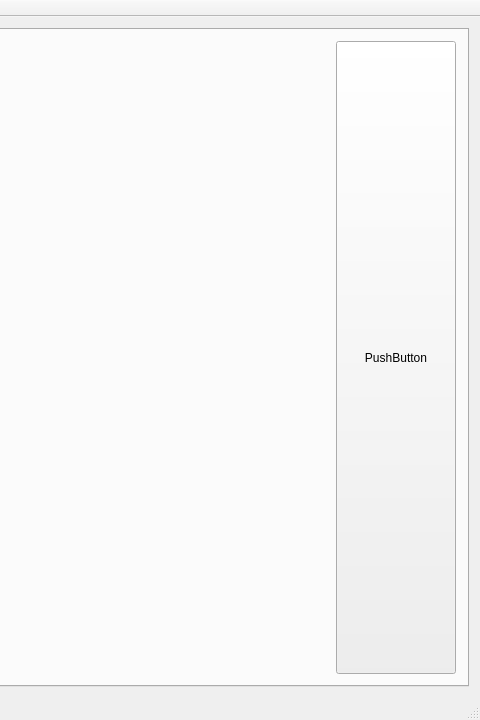
Above: src/ATICCO/ATTICOEXE/uiFiles/mainwindow.ui from KonradMaroszek/An-application-that-identifies-computer-components---ATICCO before the change; both pictures show x 800 to 1280 and y 0 to 720 of the 1280 by 720 pixel window. Below: the same form after it.
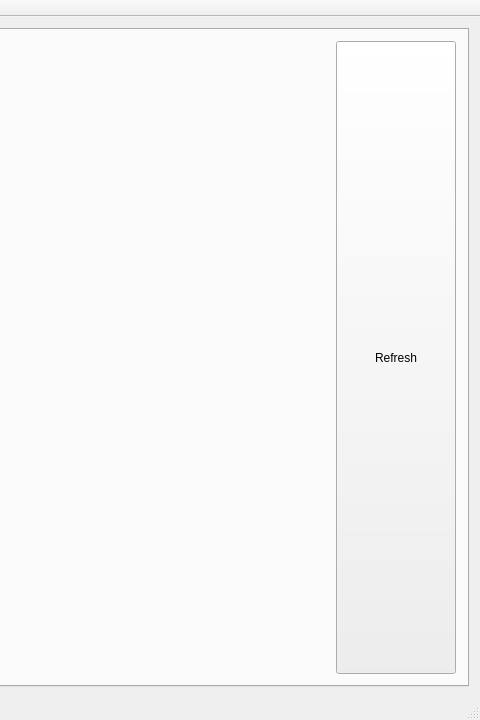
That is the form after the change. Icons and pictures are not drawn.

Patch:
```diff
--- a/src/ATICCO/ATTICOEXE/uiFiles/mainwindow.ui
+++ b/src/ATICCO/ATTICOEXE/uiFiles/mainwindow.ui
@@ -262,7 +262,7 @@
              </sizepolicy>
             </property>
             <property name="text">
-             <string>PushButton</string>
+             <string>Refresh</string>
             </property>
            </widget>
           </item>
```
